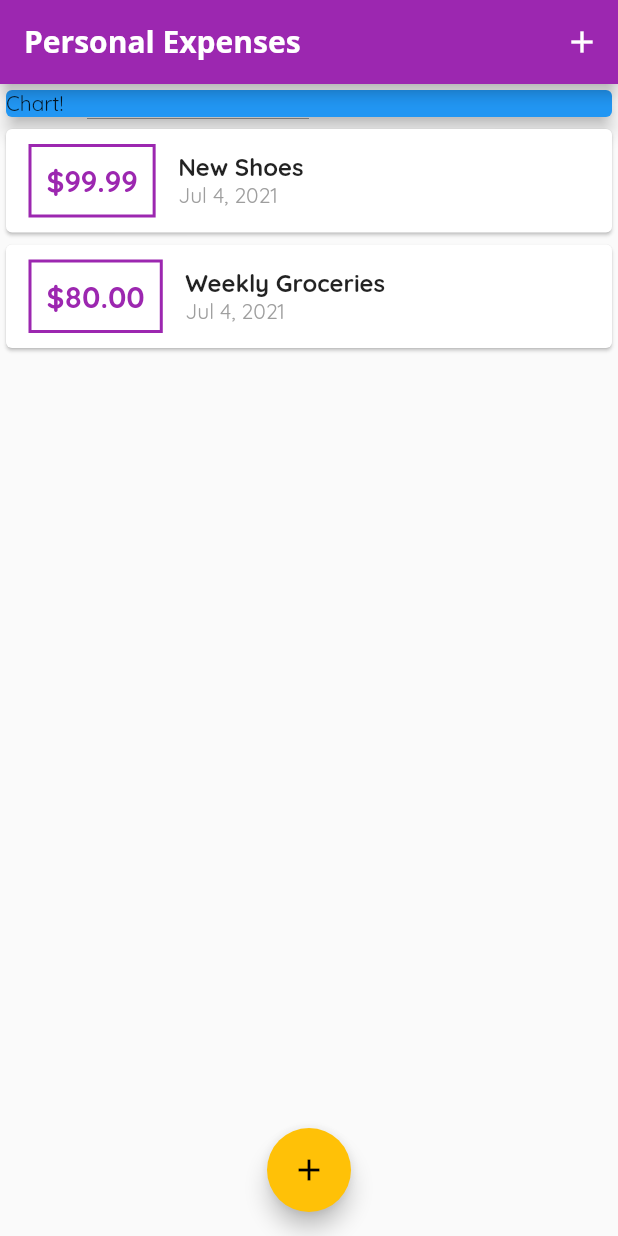
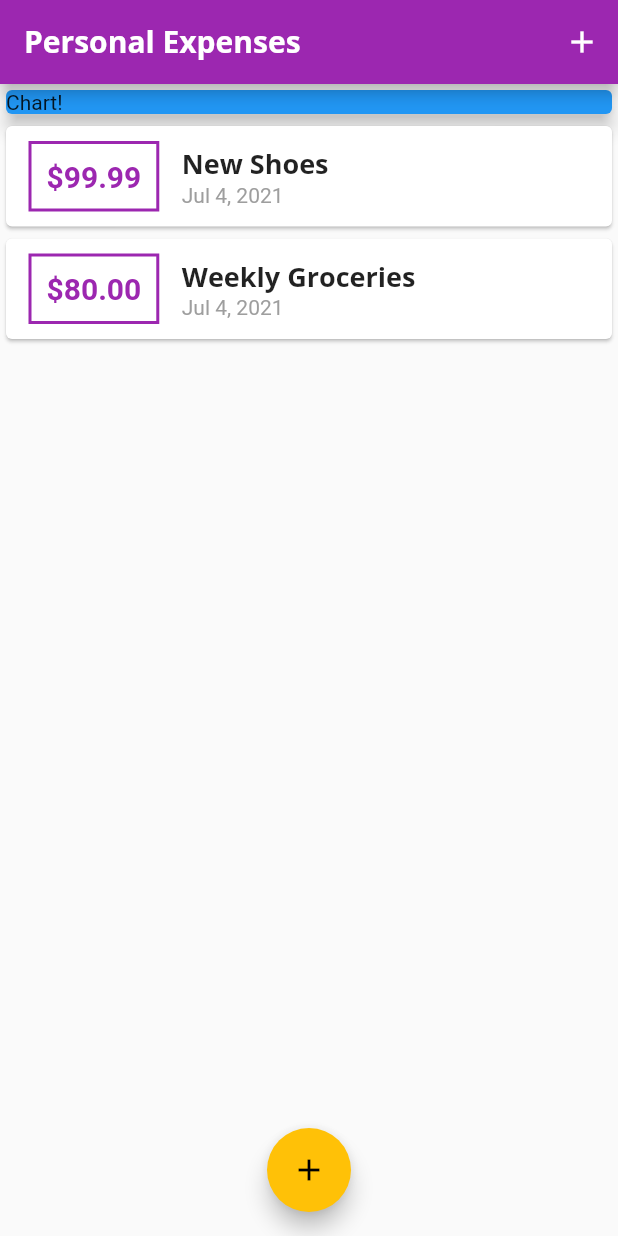
Before and after one commit to FadyFawzyOfficial/personal_expenses_app, a Flutter app: the screen it shows after launch, on a phone screen of 412 x 824 dp. Run offline on Flutter 3.47's test engine with Material 2 defaults, Android fonts, the phone set to English and light mode, and no system bars.

Commit message:
4. Define Globally available (Styled & Customized) textTheme to Use wherever

```diff
--- a/lib/main.dart
+++ b/lib/main.dart
@@ -16,6 +16,14 @@ class MyApp extends StatelessWidget {
         primarySwatch: Colors.purple,
         accentColor: Colors.amber,
         fontFamily: 'Quicksand',
+        // Setup my own textTheme
+        textTheme: ThemeData.light().textTheme.copyWith(
+              headline6: TextStyle(
+                fontFamily: 'OpenSans',
+                fontSize: 18,
+                fontWeight: FontWeight.bold,
+              ),
+            ),
         // Define an AppBar's text font family
         appBarTheme: AppBarTheme(
           // Assign a new text theme for our app bar so that all text elements
--- a/lib/widgets/transactions_list.dart
+++ b/lib/widgets/transactions_list.dart
@@ -51,10 +51,7 @@ class TransactionList extends StatelessWidget {
                   children: [
                     Text(
                       transaction.title,
-                      style: TextStyle(
-                        fontSize: 16,
-                        fontWeight: FontWeight.bold,
-                      ),
+                      style: Theme.of(context).textTheme.headline6,
                     ),
                     Text(
                       DateFormat.yMMMd().format(transaction.date),
```
